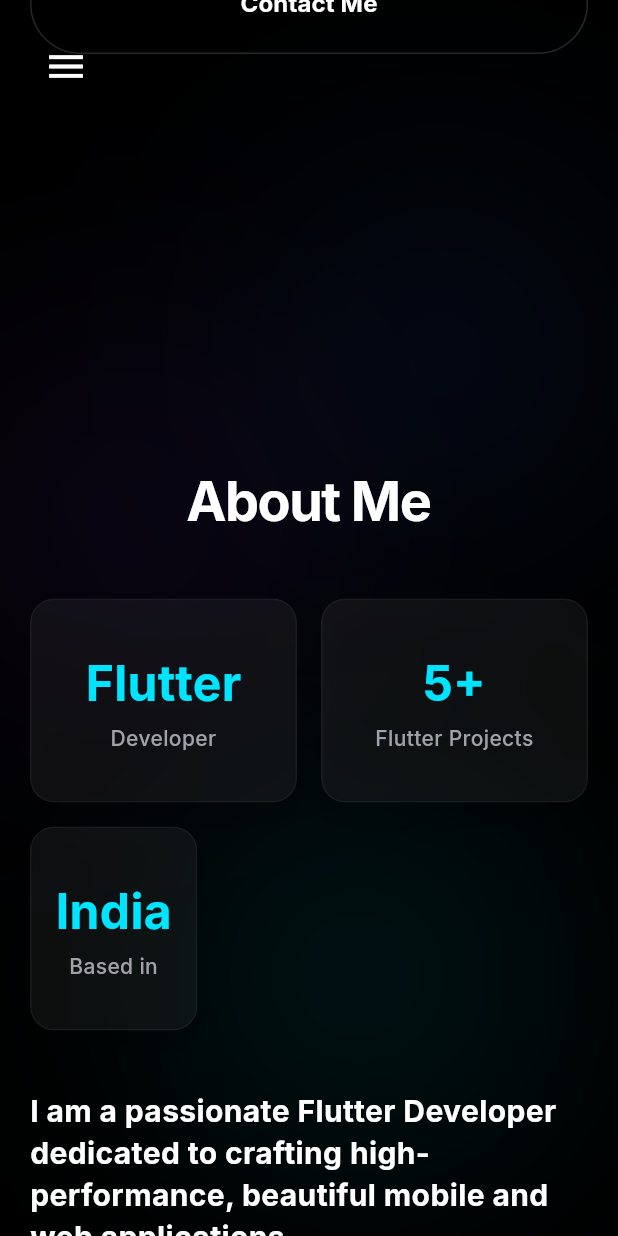
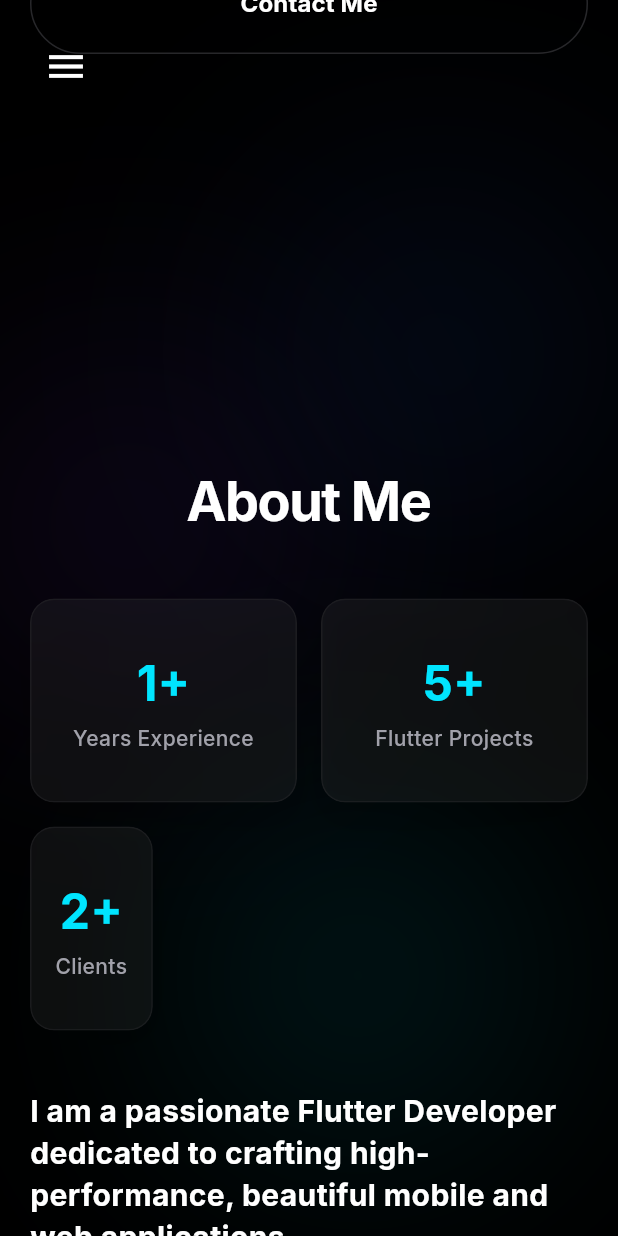
Before and after one commit to ashifashif32129-lang/web_ashi, a Flutter app: the screen it shows after launch, scrolled down 576 dp, on a phone screen of 412 x 824 dp. Run offline on Flutter 3.47's test engine with Material 3 defaults, Android fonts, the phone set to English and light mode, and no system bars; drawn by our look-alikes of flutter_animate, scrollable_positioned_list; our stand-ins replace animated_text_kit, cloud_firestore, font_awesome_flutter, google_fonts, lottie, shimmer and 1 more; accounts and stored records are empty.

Commit message:
Update About Me stats: 1+ Years Experience, 5+ Flutter Projects, 2+ Clients

```diff
--- a/lib/sections/about_section.dart
+++ b/lib/sections/about_section.dart
@@ -36,13 +36,13 @@
                     children: [
                       Row(
                         children: [
-                          Expanded(child: _buildStat("Flutter", "Developer")),
+                          Expanded(child: _buildStat(1, "Years Experience", suffix: "+")),
                           const SizedBox(width: 16),
                           Expanded(child: _buildStat(5, "Flutter Projects", suffix: "+")),
                         ],
                       ),
                       const SizedBox(height: 16),
-                      _buildStat("India", "Based in"),
+                      _buildStat(2, "Clients", suffix: "+"),
                       const SizedBox(height: 40),
                       _buildDescription(isMobile),
                     ],
@@ -54,11 +54,11 @@
                         flex: 1,
                         child: Column(
                           children: [
-                            _buildStat("Flutter", "Developer"),
+                            _buildStat(1, "Years Experience", suffix: "+"),
                             const SizedBox(height: 16),
                             _buildStat(5, "Flutter Projects", suffix: "+"),
                             const SizedBox(height: 16),
-                            _buildStat("India", "Based in"),
+                            _buildStat(2, "Clients", suffix: "+"),
                           ],
                         ),
                       ),
```
Also changed, not shown: 2 other files.
